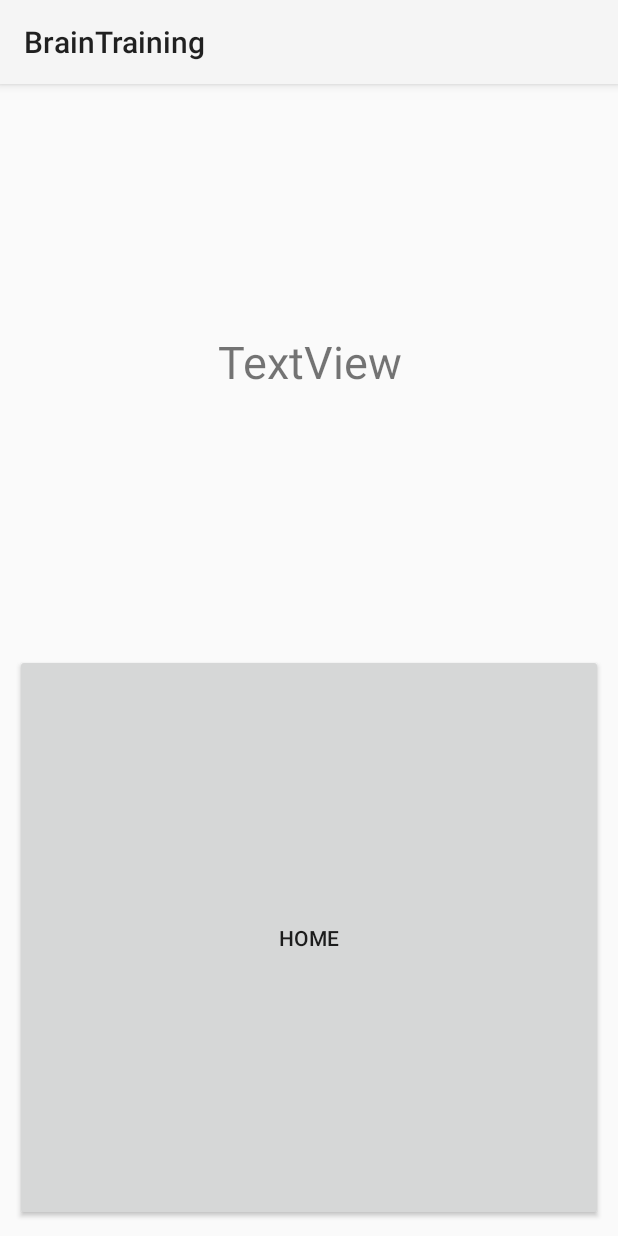
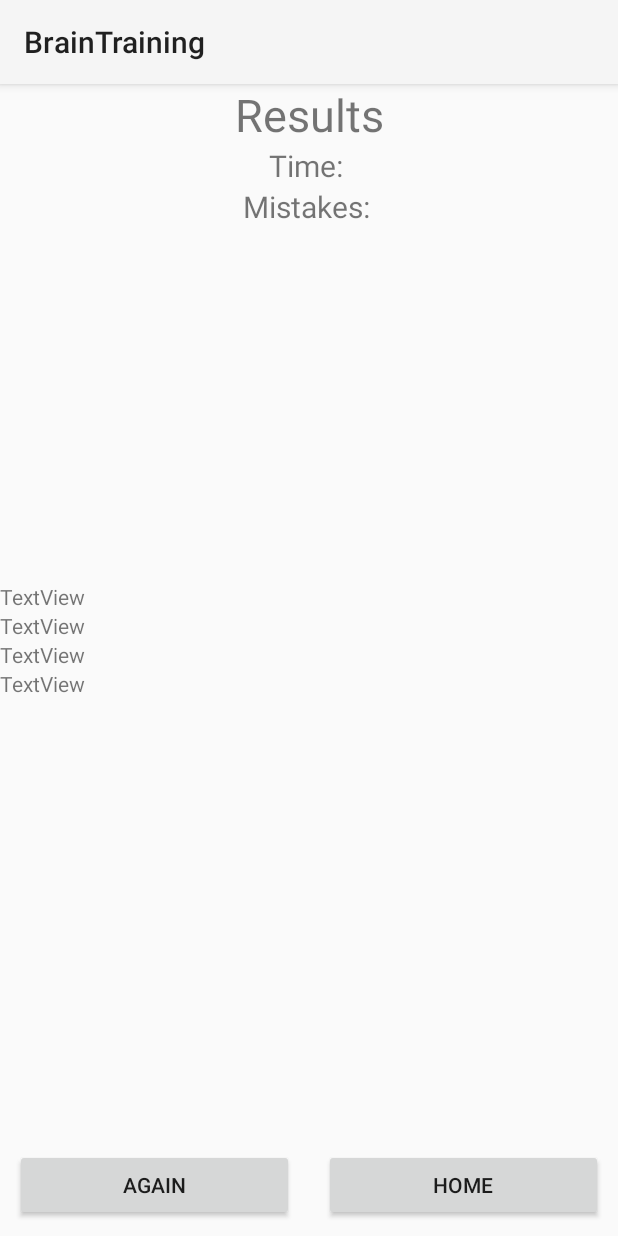
Before and after one commit to PervuhinRoman/BrainTraining, an Android app: the Results screen opened directly, with no data from a screen before it, on a phone screen of 412 x 824 dp. Run offline under Robolectric (Android 15) with nearby library versions, the phone set to English and light mode, and no system bars.

Commit message:
add results_activity UI | реализовано сохранение кол-ва выражений, которое передаётся из ActivityMain в Training , чтобы после нажатия на кнопку Again оно оставалось прежним

```diff
--- a/app/src/main/java/com/example/braintraining/Results.java
+++ b/app/src/main/java/com/example/braintraining/Results.java
@@ -1,37 +1,53 @@
 package com.example.braintraining;
+
+import static androidx.core.content.PackageManagerCompat.LOG_TAG;
 
 import androidx.appcompat.app.AppCompatActivity;
 
 import android.content.Intent;
 import android.os.Bundle;
+import android.util.Log;
 import android.view.View;
 import android.widget.Button;
 import android.widget.TextView;
 
 public class Results extends AppCompatActivity {
 
-    Button btn;
-    TextView txt;
+    private static final String LOG_TAG = "ArraysState";
 
-    int item = 0;
+    Button btnAgain;
+    Button btnGoHome;
+
+    int expressionsCount;
 
     @Override
     protected void onCreate(Bundle savedInstanceState) {
         super.onCreate(savedInstanceState);
         setContentView(R.layout.activity_results);
 
-        btn = (Button) findViewById(R.id.button);
-        txt = (TextView) findViewById(R.id.textView);
+        btnAgain = (Button) findViewById(R.id.btnAgain);
+        btnGoHome = (Button) findViewById(R.id.btnGoHome);
 
-        btn.setOnClickListener(new View.OnClickListener() {
+        btnGoHome.setOnClickListener(new View.OnClickListener() {
             @Override
             public void onClick(View view) {
-                if(item == 1){
-                    Intent intent2 = new Intent(getApplicationContext(), MainActivity.class);
-                    startActivity(intent2);
-                }
-                txt.setText(Integer.toString(item));
-                item++;
+                Intent intent = new Intent(getApplicationContext(), MainActivity.class);
+                startActivity(intent);
+            }
+        });
+
+        btnAgain.setOnClickListener(new View.OnClickListener() {
+            @Override
+            public void onClick(View view) {
+                // получение кол-ва выражений из предыдущей (Training) activity
+                Intent expressionsCountIntent = getIntent();
+                expressionsCount = expressionsCountIntent.getIntExtra("expressionsCount", 50);
+                Log.d(LOG_TAG, "Expressions count from Training: " + expressionsCount);
+
+                // передача кол-ва выражений в Training activity
+                Intent intent = new Intent(getApplicationContext(), Training.class);
+                intent.putExtra("expressionsCount", expressionsCount);
+                startActivity(intent);
             }
         });
     }
--- a/app/src/main/java/com/example/braintraining/Training.java
+++ b/app/src/main/java/com/example/braintraining/Training.java
@@ -60,7 +60,7 @@ public class Training extends AppCompatActivity {
         // кол-во выражений, которые необходимо решить, полученное из MainActivity
         Intent expressionsCountIntent = getIntent();
         expressionsCount = expressionsCountIntent.getIntExtra("expressionsCount", 50);
-        Log.d(LOG_TAG, Integer.toString(expressionsCount));
+        Log.d(LOG_TAG, "Expressions count from MainActivity: " + expressionsCount);
 
         // создание "нулевого" выражения
         onButtonClick();
@@ -72,6 +72,7 @@ public class Training extends AppCompatActivity {
                 // проверка кол-ва решённых выражений
                 if(currentExp == expressionsCount - 1){
                     Intent intent = new Intent(getApplicationContext(), Results.class);
+                    intent.putExtra("expressionsCount", expressionsCount);
                     startActivity(intent);
                 }
 
@@ -94,6 +95,7 @@ public class Training extends AppCompatActivity {
                 // проверка кол-ва решённых выражений
                 if(currentExp == expressionsCount - 1){
                     Intent intent = new Intent(getApplicationContext(), Results.class);
+                    intent.putExtra("expressionsCount", expressionsCount);
                     startActivity(intent);
                 }
 
@@ -116,6 +118,7 @@ public class Training extends AppCompatActivity {
                 // проверка кол-ва решённых выражений
                 if(currentExp == expressionsCount - 1){
                     Intent intent = new Intent(getApplicationContext(), Results.class);
+                    intent.putExtra("expressionsCount", expressionsCount);
                     startActivity(intent);
                 }
 
--- a/app/src/main/res/layout/activity_results.xml
+++ b/app/src/main/res/layout/activity_results.xml
@@ -1,5 +1,5 @@
 <?xml version="1.0" encoding="utf-8"?>
-<LinearLayout xmlns:android="http://schemas.android.com/apk/res/android"
+<androidx.constraintlayout.widget.ConstraintLayout xmlns:android="http://schemas.android.com/apk/res/android"
     xmlns:app="http://schemas.android.com/apk/res-auto"
     xmlns:tools="http://schemas.android.com/tools"
     android:layout_width="match_parent"
@@ -7,21 +7,96 @@
     tools:context=".Results"
     android:orientation="vertical">
 
+    <TextView
+        android:id="@+id/textView7"
+        android:layout_width="match_parent"
+        android:layout_height="wrap_content"
+        android:text="Results"
+        android:textSize="30sp"
+        android:gravity="center"
+        app:layout_constraintTop_toTopOf="parent" />
 
     <TextView
-        android:id="@+id/textView"
+        android:id="@+id/textView14"
         android:layout_width="match_parent"
         android:layout_height="wrap_content"
-        android:text="TextView"
-        android:textSize="30dp"
-        android:layout_weight="1"
-        android:gravity="center"/>
+        android:text="Time: "
+        android:gravity="center"
+        android:textSize="20sp"
+        app:layout_constraintTop_toBottomOf="@+id/textView7" />
 
-    <Button
-        android:id="@+id/button"
+    <TextView
+        android:id="@+id/textView13"
         android:layout_width="match_parent"
         android:layout_height="wrap_content"
-        android:text="Home"
-        android:layout_weight="1"
-        android:layout_margin="10dp"/>
-</LinearLayout>
+        android:text="Mistakes: "
+        android:gravity="center"
+        android:textSize="20sp"
+        app:layout_constraintTop_toBottomOf="@+id/textView14" />
+
+    <ScrollView
+        android:id="@+id/scrollView3"
+        android:layout_width="match_parent"
+        android:layout_height="wrap_content"
+        app:layout_constraintBottom_toTopOf="@+id/linearLayout2"
+        app:layout_constraintEnd_toEndOf="parent"
+        app:layout_constraintStart_toStartOf="parent"
+        app:layout_constraintTop_toBottomOf="@+id/textView7">
+
+        <LinearLayout
+            android:layout_width="match_parent"
+            android:layout_height="wrap_content"
+            android:orientation="vertical">
+
+            <TextView
+                android:id="@+id/textView9"
+                android:layout_width="match_parent"
+                android:layout_height="wrap_content"
+                android:text="TextView" />
+
+            <TextView
+                android:id="@+id/textView10"
+                android:layout_width="match_parent"
+                android:layout_height="wrap_content"
+                android:text="TextView" />
+
+            <TextView
+                android:id="@+id/textView11"
+                android:layout_width="match_parent"
+                android:layout_height="wrap_content"
+                android:text="TextView" />
+
+            <TextView
+                android:id="@+id/textView12"
+                android:layout_width="match_parent"
+                android:layout_height="wrap_content"
+                android:text="TextView" />
+
+        </LinearLayout>
+    </ScrollView>
+
+    <LinearLayout
+        android:id="@+id/linearLayout2"
+        android:layout_width="match_parent"
+        android:layout_height="wrap_content"
+        android:orientation="horizontal"
+        app:layout_constraintBottom_toBottomOf="parent">
+
+        <Button
+            android:id="@+id/btnAgain"
+            android:layout_width="wrap_content"
+            android:layout_height="wrap_content"
+            android:layout_weight="1"
+            android:text="Again"
+            android:layout_margin="10dp"/>
+
+        <Button
+            android:id="@+id/btnGoHome"
+            android:layout_width="wrap_content"
+            android:layout_height="wrap_content"
+            android:layout_weight="1"
+            android:text="Home"
+            android:layout_margin="10dp"/>
+    </LinearLayout>
+
+</androidx.constraintlayout.widget.ConstraintLayout>
```
